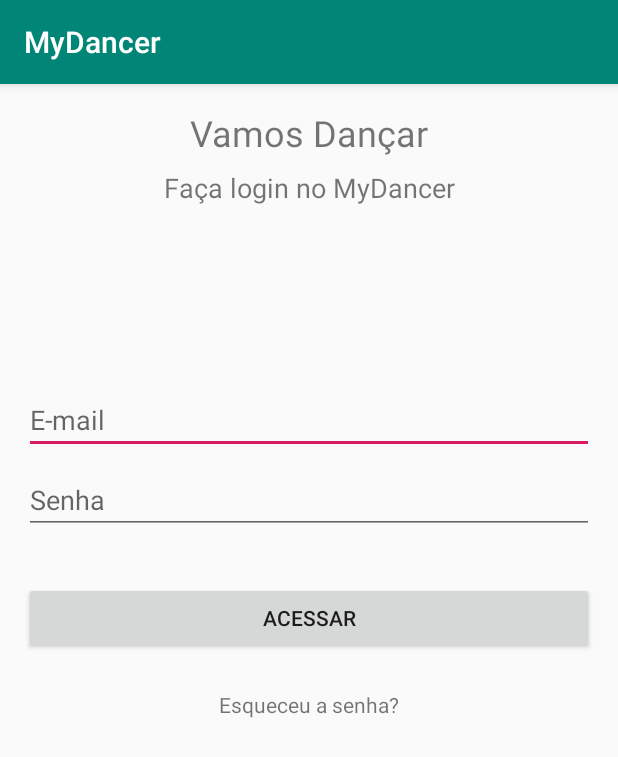
After one commit to AndreRicarti/MyDancer_Android, an Android app: the LoginActivity screen opened directly, with no data from a screen before it, on a phone screen of 412 x 824 dp. The commit adds this screen. Shown: the top 757 px of the screen. Run offline under Robolectric (Android 15) with nearby library versions, the phone set to English and light mode, and no system bars.

Commit message:
Added screen login

```diff
--- a/app/src/main/AndroidManifest.xml
+++ b/app/src/main/AndroidManifest.xml
@@ -20,7 +20,8 @@
         </activity>
         <activity android:name=".ui.activity.EventActivity" />
         <activity android:name=".ui.activity.ConfirmEventActivity" />
-        <activity android:name=".ui.activity.CallPersonalDancerActivity"></activity>
+        <activity android:name=".ui.activity.CallPersonalDancerActivity" />
+        <activity android:name=".ui.activity.LoginActivity"></activity>
     </application>
 
 </manifest>
--- /dev/null
+++ b/app/src/main/java/br/com/mydancer/mydancer/model/EventConfirmations.java
@@ -0,0 +1,10 @@
+package br.com.mydancer.mydancer.model;
+
+import java.util.Date;
+
+public class EventConfirmations {
+    private int Id;
+    private int EventId;
+    private int UserId;
+    private Date DateCreation;
+}
--- a/app/src/main/java/br/com/mydancer/mydancer/retrofit/RetrofitInicializador.java
+++ b/app/src/main/java/br/com/mydancer/mydancer/retrofit/RetrofitInicializador.java
@@ -1,5 +1,7 @@
 package br.com.mydancer.mydancer.retrofit;
 
+import br.com.mydancer.mydancer.model.EventConfirmations;
+import br.com.mydancer.mydancer.services.EventConfirmationsService;
 import br.com.mydancer.mydancer.services.EventService;
 import okhttp3.OkHttpClient;
 import okhttp3.logging.HttpLoggingInterceptor;
@@ -26,4 +28,8 @@ public class RetrofitInicializador {
     public EventService getEventService() {
         return retrofit.create(EventService.class);
     }
+
+    public EventConfirmationsService getEventConfirmationsService() {
+        return retrofit.create(EventConfirmationsService.class);
+    }
 }
--- /dev/null
+++ b/app/src/main/java/br/com/mydancer/mydancer/services/EventConfirmationsService.java
@@ -0,0 +1,11 @@
+package br.com.mydancer.mydancer.services;
+
+import br.com.mydancer.mydancer.model.EventConfirmations;
+import retrofit2.Call;
+import retrofit2.http.Body;
+import retrofit2.http.POST;
+
+public interface EventConfirmationsService {
+    @POST("EventConfirmations")
+    Call<Void> insere(@Body EventConfirmations eventConfirmations);
+}
--- a/app/src/main/java/br/com/mydancer/mydancer/ui/activity/ConfirmEventActivity.java
+++ b/app/src/main/java/br/com/mydancer/mydancer/ui/activity/ConfirmEventActivity.java
@@ -3,12 +3,19 @@ package br.com.mydancer.mydancer.ui.activity;
 import android.content.Intent;
 import android.support.v7.app.AppCompatActivity;
 import android.os.Bundle;
+import android.util.Log;
 import android.view.View;
 import android.widget.Button;
 import android.widget.TextView;
+import android.widget.Toast;
 
 import br.com.mydancer.mydancer.R;
 import br.com.mydancer.mydancer.model.Event;
+import br.com.mydancer.mydancer.model.EventConfirmations;
+import br.com.mydancer.mydancer.retrofit.RetrofitInicializador;
+import retrofit2.Call;
+import retrofit2.Callback;
+import retrofit2.Response;
 
 public class ConfirmEventActivity extends AppCompatActivity {
 
@@ -35,6 +42,8 @@ public class ConfirmEventActivity extends AppCompatActivity {
         callPersonalDancer.setOnClickListener(new View.OnClickListener() {
             @Override
             public void onClick(View v) {
+                //insertEventConfirmations();
+
                 Intent intent = new Intent(ConfirmEventActivity.this, CallPersonalDancerActivity.class);
                 intent.putExtra("tituloEvento", event.getTitle());
                 startActivity(intent);
@@ -51,4 +60,24 @@ public class ConfirmEventActivity extends AppCompatActivity {
         nameEvent = findViewById(R.id.confirm_event_name_event);
         descriptionEvent = findViewById(R.id.confirm_event_description_event);
     }
+
+    private void insertEventConfirmations(EventConfirmations eventConfirmations)
+    {
+        Call call = new RetrofitInicializador().getEventConfirmationsService().insere(eventConfirmations);
+        call.enqueue(new Callback() {
+            @Override
+            public void onResponse(Call call, Response response) {
+                Log.i("onResponse", "Requisição com sucesso");
+            }
+
+            @Override
+            public void onFailure(Call call, Throwable t) {
+                Log.i("onFailure", "Requisição falhou");
+            }
+        });
+
+        Toast.makeText(this, "O evento foi confirmado!", Toast.LENGTH_SHORT).show();
+
+        finish();
+    }
 }
--- /dev/null
+++ b/app/src/main/java/br/com/mydancer/mydancer/ui/activity/LoginActivity.java
@@ -0,0 +1,15 @@
+package br.com.mydancer.mydancer.ui.activity;
+
+import android.support.v7.app.AppCompatActivity;
+import android.os.Bundle;
+
+import br.com.mydancer.mydancer.R;
+
+public class LoginActivity extends AppCompatActivity {
+
+    @Override
+    protected void onCreate(Bundle savedInstanceState) {
+        super.onCreate(savedInstanceState);
+        setContentView(R.layout.activity_login);
+    }
+}
--- /dev/null
+++ b/app/src/main/res/layout/activity_login.xml
@@ -0,0 +1,94 @@
+<?xml version="1.0" encoding="utf-8"?>
+<android.support.constraint.ConstraintLayout xmlns:android="http://schemas.android.com/apk/res/android"
+    xmlns:app="http://schemas.android.com/apk/res-auto"
+    xmlns:tools="http://schemas.android.com/tools"
+    android:layout_width="match_parent"
+    android:layout_height="match_parent"
+    tools:context=".ui.activity.LoginActivity">
+
+    <TextView
+        android:id="@+id/login_tv_vamos_dancar"
+        android:layout_width="wrap_content"
+        android:layout_height="wrap_content"
+        android:layout_marginStart="16dp"
+        android:layout_marginLeft="16dp"
+        android:layout_marginTop="16dp"
+        android:layout_marginEnd="16dp"
+        android:layout_marginRight="16dp"
+        android:text="Vamos Dançar"
+        android:textSize="24sp"
+        app:layout_constraintEnd_toEndOf="parent"
+        app:layout_constraintStart_toStartOf="parent"
+        app:layout_constraintTop_toTopOf="parent" />
+
+    <TextView
+        android:id="@+id/login_tv_faça_login"
+        android:layout_width="wrap_content"
+        android:layout_height="wrap_content"
+        android:layout_marginTop="8dp"
+        android:text="Faça login no MyDancer"
+        android:textSize="18sp"
+        app:layout_constraintEnd_toEndOf="parent"
+        app:layout_constraintStart_toStartOf="parent"
+        app:layout_constraintTop_toBottomOf="@+id/login_tv_vamos_dancar" />
+
+    <EditText
+        android:id="@+id/login_et_email"
+        android:layout_width="0dp"
+        android:layout_height="wrap_content"
+        android:layout_marginStart="16dp"
+        android:layout_marginLeft="16dp"
+        android:layout_marginTop="120dp"
+        android:layout_marginEnd="16dp"
+        android:layout_marginRight="16dp"
+        android:ems="10"
+        android:hint="E-mail"
+        android:inputType="textEmailAddress"
+        app:layout_constraintEnd_toEndOf="parent"
+        app:layout_constraintStart_toStartOf="parent"
+        app:layout_constraintTop_toBottomOf="@+id/login_tv_faça_login" />
+
+    <EditText
+        android:id="@+id/login_et_senha"
+        android:layout_width="0dp"
+        android:layout_height="wrap_content"
+        android:layout_marginStart="16dp"
+        android:layout_marginLeft="16dp"
+        android:layout_marginTop="8dp"
+        android:layout_marginEnd="16dp"
+        android:layout_marginRight="16dp"
+        android:ems="10"
+        android:hint="Senha"
+        android:inputType="textPassword"
+        app:layout_constraintEnd_toEndOf="parent"
+        app:layout_constraintStart_toStartOf="parent"
+        app:layout_constraintTop_toBottomOf="@+id/login_et_email" />
+
+    <Button
+        android:id="@+id/login_acessar"
+        android:layout_width="0dp"
+        android:layout_height="wrap_content"
+        android:layout_marginStart="16dp"
+        android:layout_marginLeft="16dp"
+        android:layout_marginTop="32dp"
+        android:layout_marginEnd="16dp"
+        android:layout_marginRight="16dp"
+        android:text="Acessar"
+        app:layout_constraintEnd_toEndOf="parent"
+        app:layout_constraintStart_toStartOf="parent"
+        app:layout_constraintTop_toBottomOf="@+id/login_et_senha" />
+
+    <TextView
+        android:id="@+id/login_tv_esqueceu_senha"
+        android:layout_width="wrap_content"
+        android:layout_height="wrap_content"
+        android:layout_marginStart="8dp"
+        android:layout_marginLeft="8dp"
+        android:layout_marginTop="24dp"
+        android:layout_marginEnd="8dp"
+        android:layout_marginRight="8dp"
+        android:text="Esqueceu a senha?"
+        app:layout_constraintEnd_toEndOf="parent"
+        app:layout_constraintStart_toStartOf="parent"
+        app:layout_constraintTop_toBottomOf="@+id/login_acessar" />
+</android.support.constraint.ConstraintLayout>
```
